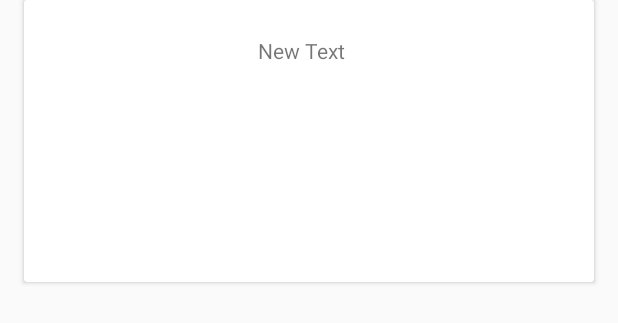
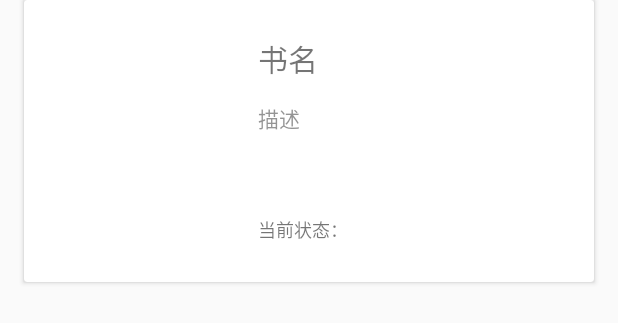
Before and after one commit to qq849012418/lib_2020_android, an Android app: the layout item.xml on its own in the app's theme, with its tools: preview values and no code run, on a phone screen of 412 x 824 dp. Shown: the top 323 px of the screen. Run offline under Robolectric (Android 15) with nearby library versions, the phone set to English and light mode, and no system bars.

Commit message:
1.0.1在书籍搜索结果页增加了一些细节信息

```diff
--- a/app/src/main/res/layout/item.xml
+++ b/app/src/main/res/layout/item.xml
@@ -22,11 +22,39 @@
         android:layout_margin="10dp"
         android:scaleType="fitXY"/>
 
-        <TextView
-            android:layout_width="wrap_content"
-            android:layout_height="wrap_content"
-            android:text="New Text"
-            android:id="@+id/textView2" />
+        <LinearLayout
+            android:id="@+id/contentofbookitem"
+            android:layout_width="match_parent"
+            android:layout_height="138dp"
+            android:orientation="vertical">
+
+            <TextView
+                android:id="@+id/textView2"
+                android:layout_width="wrap_content"
+                android:layout_height="wrap_content"
+                android:text="书名"
+                android:textSize="20sp" />
+
+            <TextView
+                android:id="@+id/textView3"
+                android:layout_width="wrap_content"
+                android:layout_height="wrap_content"
+                android:paddingTop="14sp"
+                android:text="描述"
+                android:textColor="#7C222222" />
+
+            <TextView
+                android:id="@+id/textView4"
+                android:layout_width="wrap_content"
+                android:layout_height="match_parent"
+                android:layout_alignBottom="@id/contentofbookitem"
+                android:clickable="true"
+                android:gravity="bottom"
+                android:text="当前状态："
+                android:textSize="12sp" />
+
+        </LinearLayout>
+
 
     </LinearLayout>
 </android.support.v7.widget.CardView>
--- a/app/src/main/res/menu/activity_main_drawer.xml
+++ b/app/src/main/res/menu/activity_main_drawer.xml
@@ -30,6 +30,10 @@
                 android:id="@+id/log_out"
                 android:icon="@drawable/ic_menu_send"
                 android:title="退出" />
+            <item
+                android:id="@+id/people_inside"
+                android:icon="@drawable/tag"
+                android:title="实时在馆人数" />
         </menu>
     </item>
 
```
Also changed, not shown: app/src/main/java/com/example/steven/sjtu_lib_v2/activity/SearchActivity.java (+28 -0 lines), app/src/main/java/com/example/steven/sjtu_lib_v2/adapter/BookItemAdapter.java (+31 -1 lines), 1 other file.
